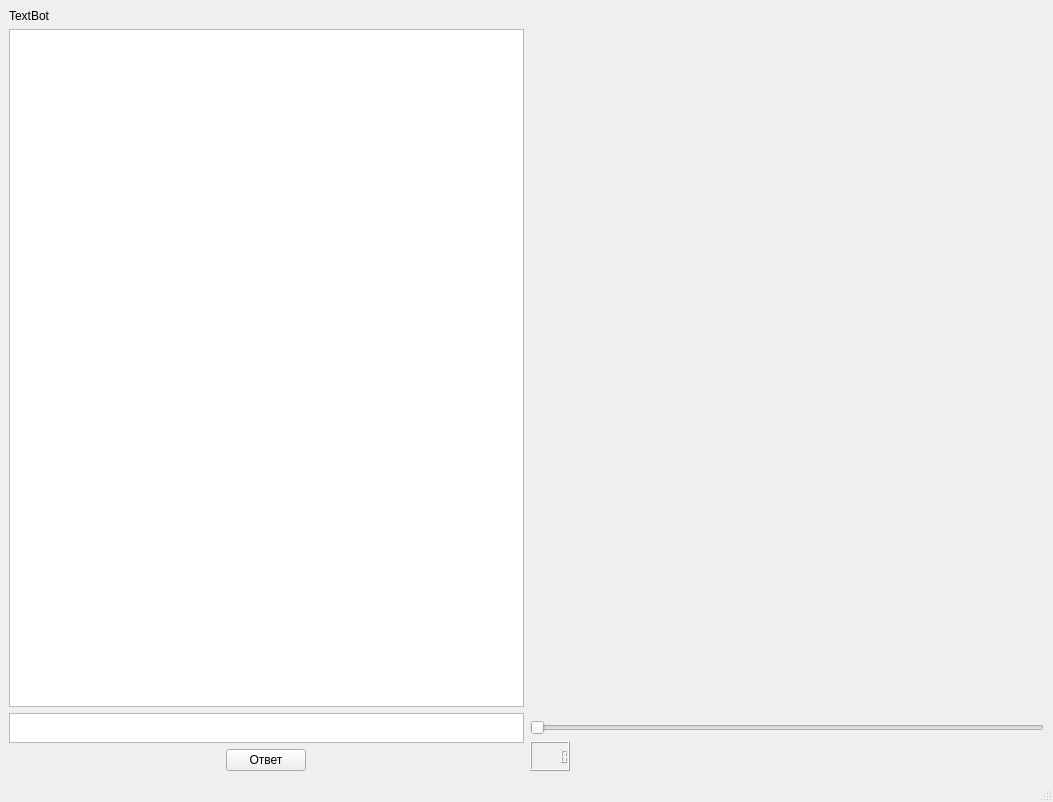
Qt form uis/text_bot_gui_mpl.ui (mva2204/PyPrg) before a commit.
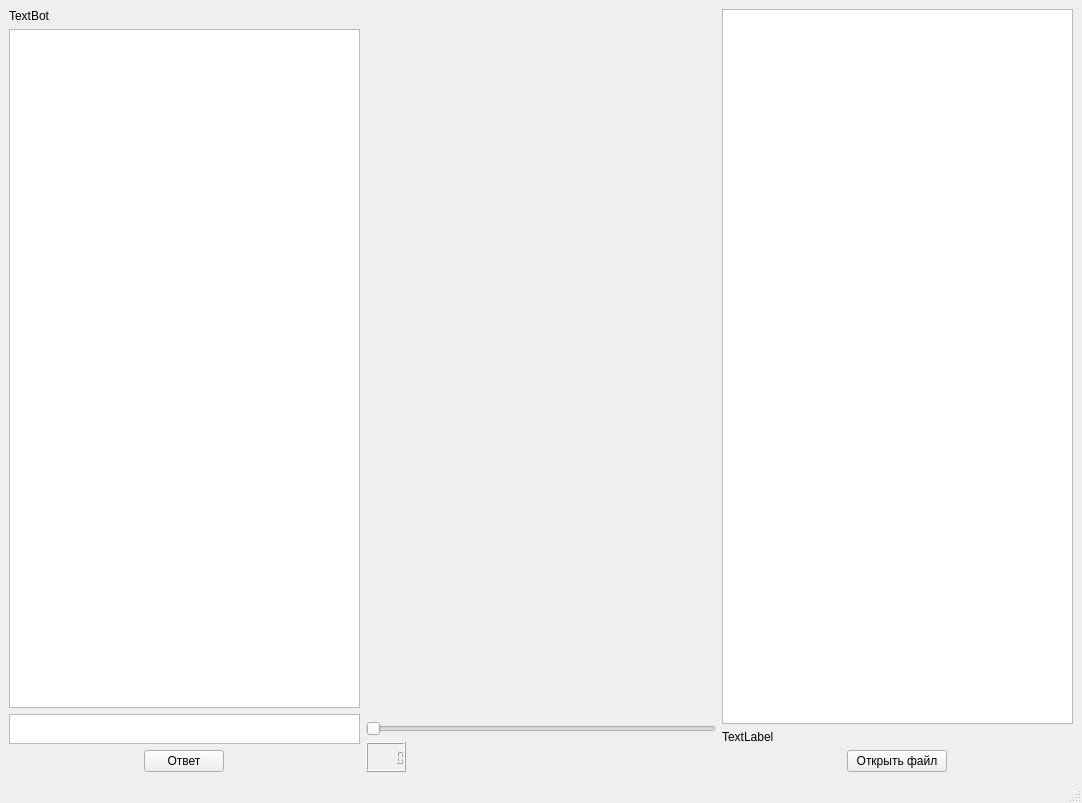
The same form after that commit.

Commit message: Add OpenFile button and dialog

What changed in the file:
```diff
--- a/uis/text_bot_gui_mpl.ui
+++ b/uis/text_bot_gui_mpl.ui
@@ -6,8 +6,8 @@
    <rect>
     <x>0</x>
     <y>0</y>
-    <width>1053</width>
-    <height>802</height>
+    <width>1082</width>
+    <height>803</height>
    </rect>
   </property>
   <property name="windowTitle">
@@ -110,6 +110,37 @@
       </item>
      </layout>
     </item>
+    <item>
+     <layout class="QVBoxLayout" name="verticalLayout_3">
+      <item>
+       <widget class="QTableView" name="tableView"/>
+      </item>
+      <item>
+       <widget class="QLabel" name="label_path_openfile">
+        <property name="text">
+         <string>TextLabel</string>
+        </property>
+       </widget>
+      </item>
+      <item>
+       <layout class="QHBoxLayout" name="horizontalLayout_3">
+        <item>
+         <widget class="QPushButton" name="BtnOpenFile">
+          <property name="maximumSize">
+           <size>
+            <width>100</width>
+            <height>40</height>
+           </size>
+          </property>
+          <property name="text">
+           <string>Открыть файл</string>
+          </property>
+         </widget>
+        </item>
+       </layout>
+      </item>
+     </layout>
+    </item>
    </layout>
   </widget>
   <widget class="QMenuBar" name="menubar">
```
Left out of the diff: 2 changed lines with no effect on the pictures. The commit also changes 3 other files.
